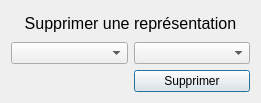
First picture: the form in gui/fct_supprimer_rep_3.ui, repository mat05/BD_Project, before the edit.
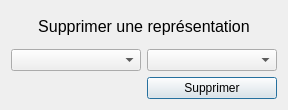
Second picture: the form after the edit.

```diff
--- a/gui/fct_supprimer_rep_3.ui
+++ b/gui/fct_supprimer_rep_3.ui
@@ -6,8 +6,8 @@
    <rect>
     <x>0</x>
     <y>0</y>
-    <width>261</width>
-    <height>103</height>
+    <width>288</width>
+    <height>110</height>
    </rect>
   </property>
   <property name="windowTitle">
```
